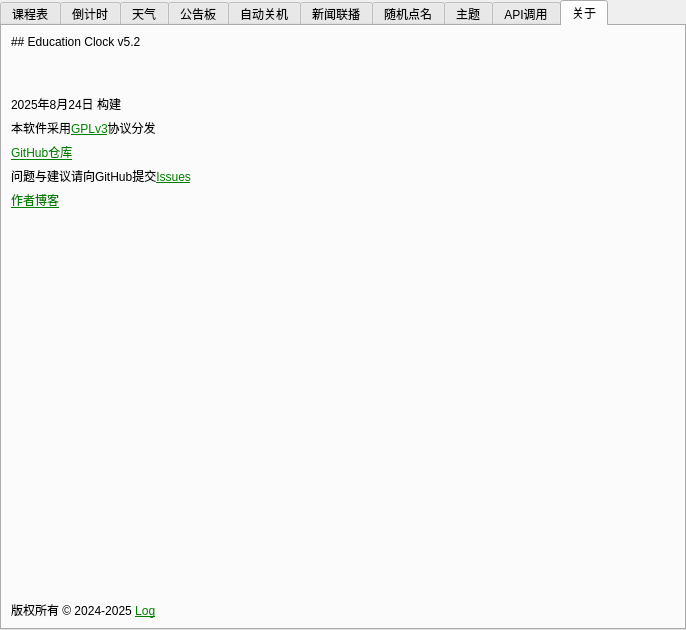
Above: ui/setting.ui from Return-Log/Education-Clock before the change. Below: the same form after it.
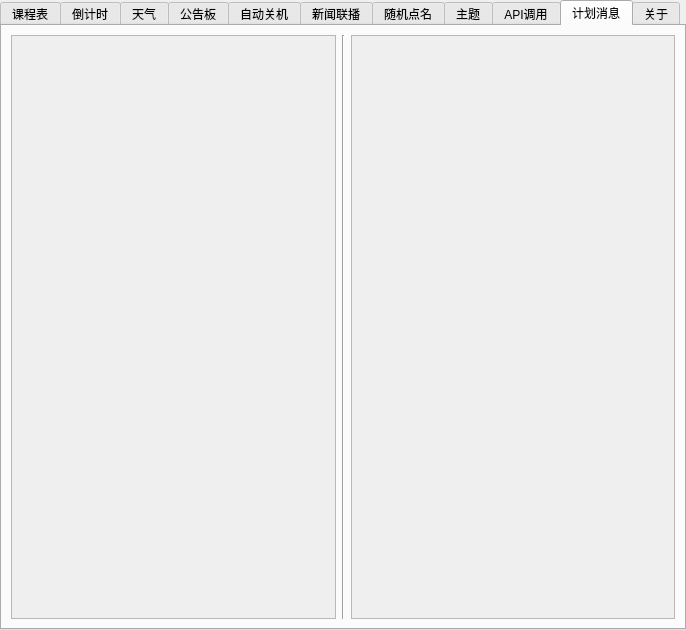
That is the form after the change. The open tabs and pages were chosen to show the change. Icons and pictures are not drawn.

Commit message: v5.3 定时消息模块完善

What changed in the file:
```diff
--- a/ui/setting.ui
+++ b/ui/setting.ui
@@ -744,6 +744,54 @@
        </item>
       </layout>
      </widget>
+     <widget class="QWidget" name="tab_18">
+      <attribute name="title">
+       <string>计划消息</string>
+      </attribute>
+      <layout class="QGridLayout" name="gridLayout_12">
+       <item row="0" column="2">
+        <widget class="QScrollArea" name="scrollArea_3">
+         <property name="widgetResizable">
+          <bool>true</bool>
+         </property>
+         <widget class="QWidget" name="scrollAreaWidgetContents_3">
+          <property name="geometry">
+           <rect>
+            <x>0</x>
+            <y>0</y>
+            <width>321</width>
+            <height>581</height>
+           </rect>
+          </property>
+         </widget>
+        </widget>
+       </item>
+       <item row="0" column="0">
+        <widget class="QScrollArea" name="scrollArea_2">
+         <property name="widgetResizable">
+          <bool>true</bool>
+         </property>
+         <widget class="QWidget" name="scrollAreaWidgetContents_2">
+          <property name="geometry">
+           <rect>
+            <x>0</x>
+            <y>0</y>
+            <width>322</width>
+            <height>581</height>
+           </rect>
+          </property>
+         </widget>
+        </widget>
+       </item>
+       <item row="0" column="1">
+        <widget class="Line" name="line">
+         <property name="orientation">
+          <enum>Qt::Vertical</enum>
+         </property>
+        </widget>
+       </item>
+      </layout>
+     </widget>
      <widget class="QWidget" name="tab_6">
       <property name="minimumSize">
        <size>
@@ -758,7 +806,7 @@
        <item row="0" column="1" colspan="3">
         <widget class="QLabel" name="label_32">
          <property name="text">
-          <string>## Education Clock v5.2</string>
+          <string>## Education Clock v5.3</string>
          </property>
          <property name="textFormat">
           <enum>Qt::MarkdownText</enum>
@@ -856,7 +904,7 @@
        <item row="2" column="1" colspan="3">
         <widget class="QLabel" name="label_33">
          <property name="text">
-          <string>2025年8月24日 构建</string>
+          <string>2025年9月14日 构建</string>
          </property>
         </widget>
        </item>
```
Left out of the diff: 6 changed lines with no effect on the pictures. The commit also changes 5 other files.
